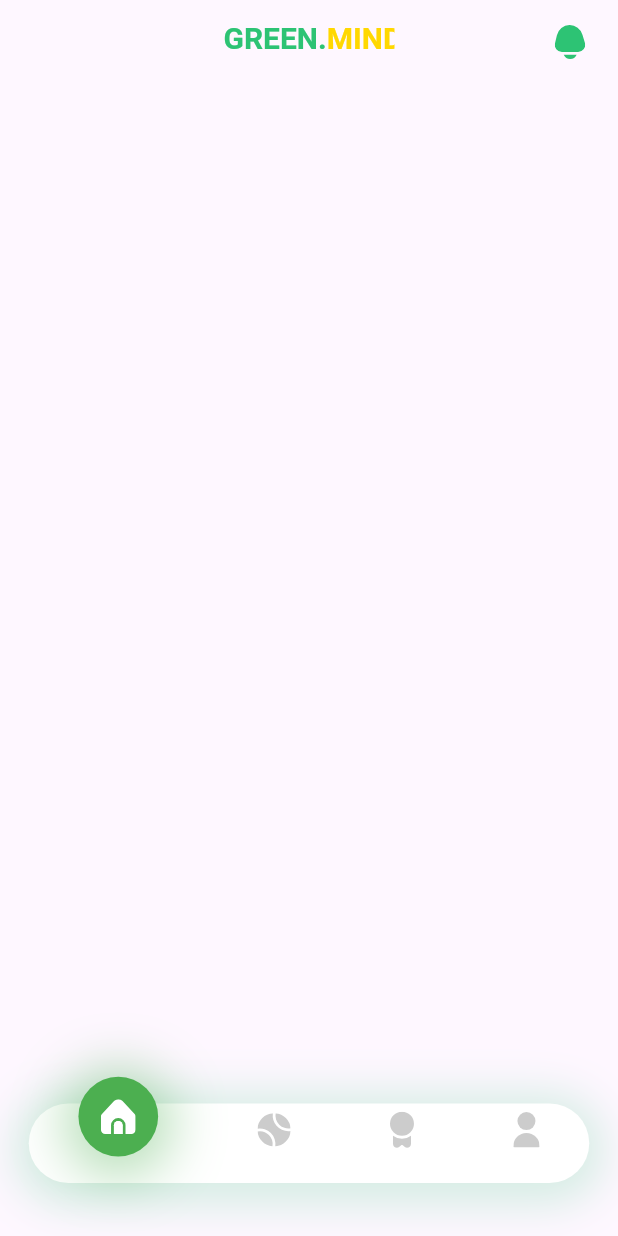
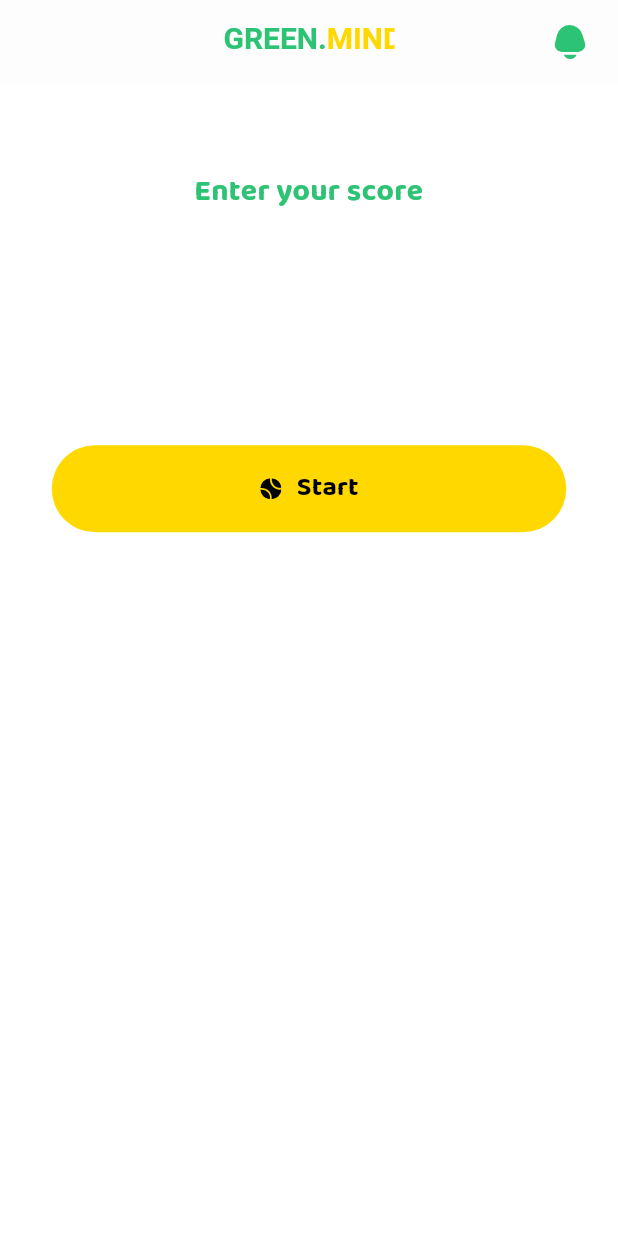
Before and after one commit to ZiadElsaadany/green-mind, a Flutter app: the screen it shows after launch, on a phone screen of 412 x 824 dp. Run offline on Flutter 3.47's test engine with Material 3 defaults, Android fonts, the phone set to English and light mode, and no system bars; our stand-ins replace flutter_bloc, flutter_screenutil, flutter_svg.

Commit message:
add score design done

```diff
--- a/lib/core/assets/colors.dart
+++ b/lib/core/assets/colors.dart
@@ -4,4 +4,7 @@ class AppColors{
   static const Color primaryColor= Color(0xff2EC374);
   static const Color gray= Color(0xffCCCCCC);
   static const Color white= Colors.white;
+  static const Color black= Colors.black;
+  static const Color yellow= Color(0xffFFD800);
+  static const Color lighBackground= Color(0xffE7EEF0);
 }
--- /dev/null
+++ b/lib/core/assets/fonts.dart
@@ -0,0 +1,3 @@
+class AppFonts{
+  static const String balooFont ="Baloo";
+}
--- /dev/null
+++ b/lib/core/assets/styles.dart
@@ -0,0 +1,23 @@
+import 'package:flutter/material.dart';
+
+import 'colors.dart';
+
+class AppStyles{
+
+   static TextStyle size20PrimaryColorBold= const TextStyle(
+    color: AppColors.primaryColor,
+    fontWeight: FontWeight.w700,
+    fontSize: 20
+  );
+   static TextStyle size39PrimaryColorBold= const TextStyle(
+    color: AppColors.primaryColor,
+    fontWeight: FontWeight.w700,
+    fontSize: 39
+  );
+   static TextStyle size18BlackColorBold= const TextStyle(
+    color: AppColors.black,
+    fontWeight: FontWeight.w700,
+    fontSize: 18
+  );
+
+}
--- a/lib/core/assets/texts.dart
+++ b/lib/core/assets/texts.dart
@@ -1,3 +1,5 @@
 class AppTexts {
   static const String appName ="GREEN.MIND";
+  static const String enterYourScore ="Enter your score";
+  static const String start ="Start";
 }
--- a/lib/core/routing/app_routing.dart
+++ b/lib/core/routing/app_routing.dart
@@ -1,6 +1,7 @@
 import 'package:flutter/material.dart';
 import 'package:flutter_bloc/flutter_bloc.dart';
 import 'package:green_mind/core/routing/routes.dart';
+import 'package:green_mind/features/add_score/presentation/view/add_score_screen.dart';
 import 'package:green_mind/features/home/presentation/controller/home_cubit.dart';
 import 'package:green_mind/features/home/presentation/view/home_bottom_screen.dart';
 
@@ -9,6 +10,8 @@ class AppRoutes {
     // this arguments will be passed from the navigator like arguments as a ClassModel
     final arguments = routeSettings.arguments;
     switch (routeSettings.name) {
+      case Routes.addScore:
+        return MaterialPageRoute(builder: (c)=>const AddScoreScreen());
       case Routes.home:
         return MaterialPageRoute(
        builder: (_)=> BlocProvider(
--- a/lib/core/routing/routes.dart
+++ b/lib/core/routing/routes.dart
@@ -1,3 +1,4 @@
 class Routes {
   static const String home ="home" ;
+  static const String addScore ="addScore" ;
 }
--- /dev/null
+++ b/lib/features/add_score/presentation/view/add_score_screen.dart
@@ -0,0 +1,15 @@
+import 'package:flutter/material.dart';
+import 'package:green_mind/core/widgets/appBar.dart';
+import 'package:green_mind/features/add_score/presentation/view/widgets/add_score_body.dart';
+
+class AddScoreScreen extends StatelessWidget {
+  const AddScoreScreen({super.key});
+
+  @override
+  Widget build(BuildContext context) {
+    return Scaffold(
+      appBar: appBar(),
+      body: AddScoreBody(),
+    );
+  }
+}
--- /dev/null
+++ b/lib/features/add_score/presentation/view/widgets/add_score_body.dart
@@ -0,0 +1,97 @@
+import 'package:flutter/material.dart';
+import 'package:flutter/services.dart';
+import 'package:flutter_screenutil/flutter_screenutil.dart';
+import 'package:flutter_svg/flutter_svg.dart';
+import 'package:green_mind/core/assets/images.dart';
+import 'package:green_mind/features/home/presentation/view/widgets/nav_bar_widget.dart';
+
+import '../../../../../core/assets/colors.dart';
+import '../../../../../core/assets/styles.dart';
+import '../../../../../core/assets/texts.dart';
+
+class AddScoreBody extends StatelessWidget {
+  const AddScoreBody({super.key});
+
+  @override
+  Widget build(BuildContext context) {
+    return  ListView(
+      padding: EdgeInsets.symmetric(
+        vertical: 36.h,
+        horizontal: 36.w
+      ),
+      children: [
+        30.verticalSpace,
+        Text(AppTexts.enterYourScore,
+        textAlign: TextAlign.center,
+        style: AppStyles.size20PrimaryColorBold,
+        ),
+        25.verticalSpace,
+        TextFormField(
+           keyboardType: TextInputType.number,
+          inputFormatters: [
+            FilteringTextInputFormatter.digitsOnly
+          ],
+          textAlign: TextAlign.center,
+          style:AppStyles.size39PrimaryColorBold ,
+          cursorHeight: 40.h,
+          cursorColor: AppColors.primaryColor,
+          decoration:  InputDecoration(
+            filled: true,
+            fillColor: AppColors.white,
+            border: InputBorder.none,
+            contentPadding: EdgeInsets.symmetric(
+              horizontal: 20.w,
+              vertical:0
+            ),
+
+            enabledBorder: OutlineInputBorder(
+              borderRadius: BorderRadius.circular(25.r),
+              borderSide: const BorderSide(
+                color: Colors.transparent
+              )
+            ),
+            focusedBorder: OutlineInputBorder(
+              borderRadius: BorderRadius.circular(25.r),
+              borderSide: const BorderSide(
+                color: Colors.transparent
+              )
+            ),
+
+
+          ),
+        ),
+        83.verticalSpace,
+        TextButton(
+            style: TextButton.styleFrom(
+
+              backgroundColor: AppColors.yellow
+            ),
+            onPressed:  ( ) { }
+            , child: Padding(
+              padding:  const EdgeInsets.symmetric(
+                  horizontal: 8.0,
+                 vertical:8
+              ),
+              child: Row(
+                        mainAxisAlignment: MainAxisAlignment.center,
+                children: [
+                  SvgPicture.asset(AppImages.tennis,
+
+                  height: 16.h,
+                  width: 16.w,
+                  colorFilter: const ColorFilter.mode(AppColors.black, BlendMode.srcIn),
+                  ),
+                  10.horizontalSpace,
+                   Text(AppTexts.start,
+                  style: AppStyles.size18BlackColorBold,
+                  )
+                ],
+              ),
+            ))
+
+
+
+      ],
+    ) ;
+  }
+}
--- a/lib/green_app.dart
+++ b/lib/green_app.dart
@@ -1,5 +1,7 @@
 import 'package:flutter/material.dart';
 import 'package:flutter_screenutil/flutter_screenutil.dart';
+import 'package:green_mind/core/assets/colors.dart';
+import 'package:green_mind/core/assets/fonts.dart';
 import 'package:green_mind/core/routing/app_routing.dart';
 import 'package:green_mind/core/routing/routes.dart';
 
@@ -13,9 +15,17 @@ class GreenMindApp extends StatelessWidget {
       minTextAdapt: true,
       splitScreenMode: true,
       child: MaterialApp(
+        theme: ThemeData(
+          appBarTheme:  AppBarTheme(
+            backgroundColor: AppColors.lighBackground.withOpacity(0.1)
+
+          ),
+          scaffoldBackgroundColor: AppColors.white.withOpacity(0.96),
+          fontFamily: AppFonts.balooFont
+        ),
           onGenerateRoute: appRoutes.generateRoute,
           debugShowCheckedModeBanner: false,
-          initialRoute:Routes.home
+          initialRoute:Routes.addScore
       ),
     );
   }
```
Also changed, not shown: lib/core/widgets/app_button.dart (added, +14 -0 lines), pubspec.yaml (+7 -5 lines), assets/fonts/BalooBhaijaan2-Bold.ttf (added), assets/fonts/BalooBhaijaan2-Medium.ttf (added).
